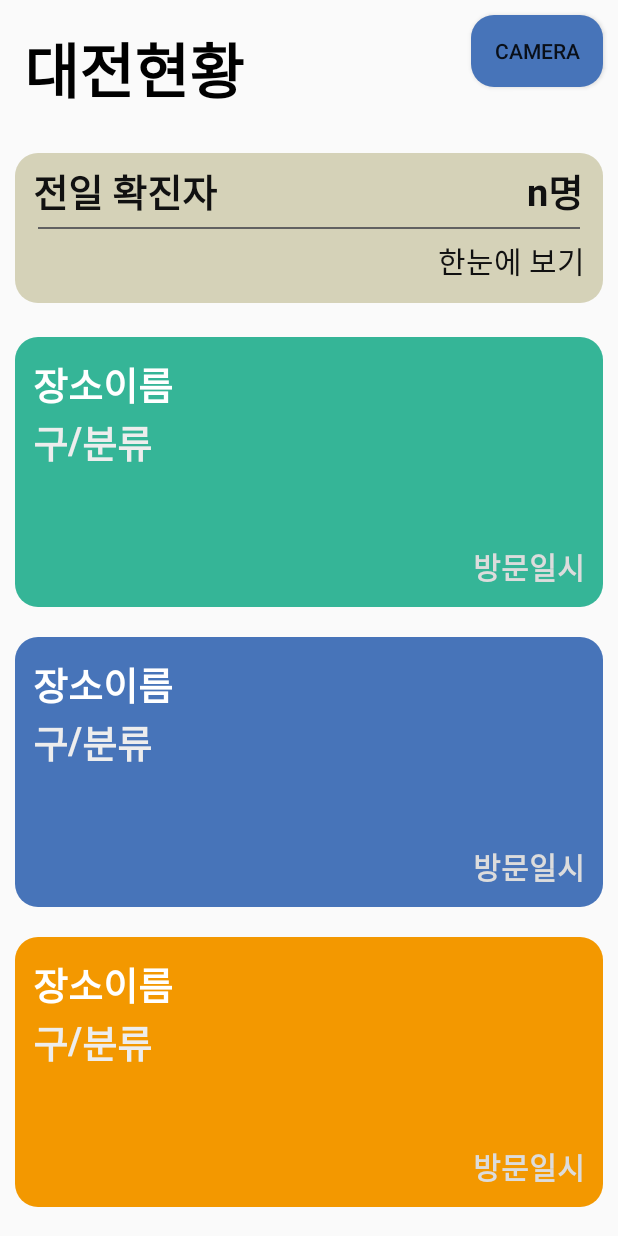
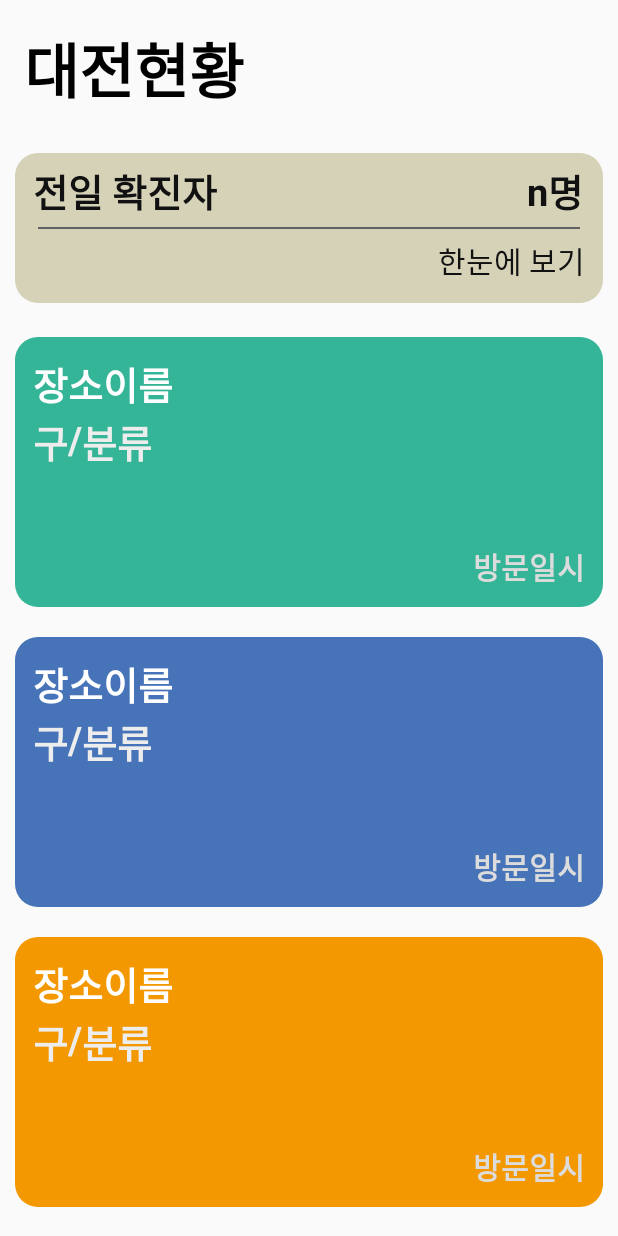
Before and after one commit to Eojin-J/Corona_D, an Android app: the screen it shows after launch (MainActivity), on a phone screen of 412 x 824 dp. Run offline under Robolectric (Android 15) with nearby library versions, the phone set to English and light mode, and no system bars; 5 statements that could not run were skipped.

```diff
--- a/app/src/main/java/com/example/myapplication/MainActivity.java
+++ b/app/src/main/java/com/example/myapplication/MainActivity.java
@@ -7,14 +7,11 @@ import android.os.Handler;
 import android.os.Message;
 import android.util.Log;
 import android.view.View;
-import android.widget.Button;
 import android.widget.TextView;
 
 import androidx.appcompat.app.AppCompatActivity;
 import androidx.recyclerview.widget.LinearLayoutManager;
 import androidx.recyclerview.widget.RecyclerView;
-
-import com.googlecode.tesseract.android.TessBaseAPI;
 
 import org.jsoup.Jsoup;
 import org.jsoup.nodes.Document;
@@ -35,11 +32,12 @@ public class MainActivity extends AppCompatActivity {
 
     final Bundle bundle = new Bundle();
     TextView yesterday_num_text;
-    Button camera_Btn;
+//    Button camera_Btn;
+//
+//    private int ACTIVITY_REQUEST_CODE = 1;
+//
+//    static TessBaseAPI sTess;
 
-    private int ACTIVITY_REQUEST_CODE = 1;
-
-    static TessBaseAPI sTess;
 
 
     @Override
@@ -166,4 +164,6 @@ public class MainActivity extends AppCompatActivity {
 
 
 
+
+
 }
--- a/app/src/main/java/com/example/myapplication/item.java
+++ b/app/src/main/java/com/example/myapplication/item.java
@@ -9,7 +9,7 @@ public class item {
     private String visitTime2;
     private String disinfection;
 
-    public item(String title, String facility, String name, String address, String visitTime,String visitTime2, String disinfection){
+    public item(String title, String facility, String name, String address, String visitTime, String visitTime2, String disinfection){
         this.title = title;
         this.facility = facility;
         this.name = name;
@@ -37,8 +37,8 @@ public class item {
     public String getVisitTime2(){
         return visitTime2;
     }
-    public String getDisinfection() {
-        return disinfection;
+    public String getAddress2() {
+        return address;
     }
 
 }
--- a/app/src/main/res/layout/activity_detail.xml
+++ b/app/src/main/res/layout/activity_detail.xml
@@ -76,4 +76,5 @@
         app:layout_constraintStart_toStartOf="parent"
         app:layout_constraintTop_toBottomOf="@+id/title_time" />
 
+
 </androidx.constraintlayout.widget.ConstraintLayout>
--- a/app/src/main/res/layout/activity_main.xml
+++ b/app/src/main/res/layout/activity_main.xml
@@ -132,16 +132,6 @@
 
     </androidx.constraintlayout.widget.ConstraintLayout>
 
-    <Button
-        android:id="@+id/camera_Btn"
-        android:layout_width="wrap_content"
-        android:layout_height="wrap_content"
-        android:layout_marginTop="10dp"
-        android:layout_marginEnd="10dp"
-        android:text="Camera"
-        android:background="@drawable/btn_blue"
-        app:layout_constraintEnd_toEndOf="parent"
-        app:layout_constraintTop_toTopOf="parent" />
 
 
 </androidx.constraintlayout.widget.ConstraintLayout>
```
Also changed, not shown: app/src/main/java/com/example/myapplication/DetailActivity.java (+83 -6 lines), app/src/main/java/com/example/myapplication/MyAdapter.java (line endings or trailing spaces).
